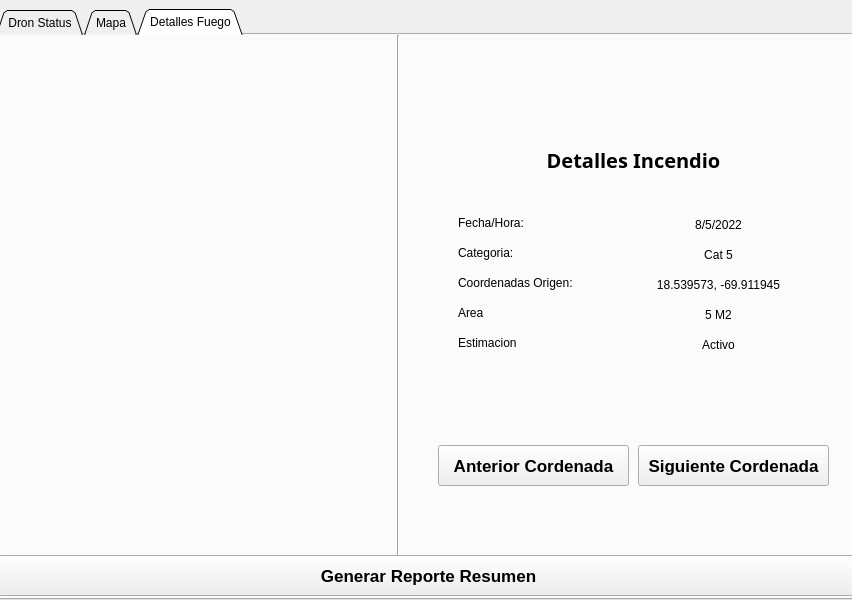
Qt form temperature_dron/form.ui (12an/Incendio_Detect) before a commit.
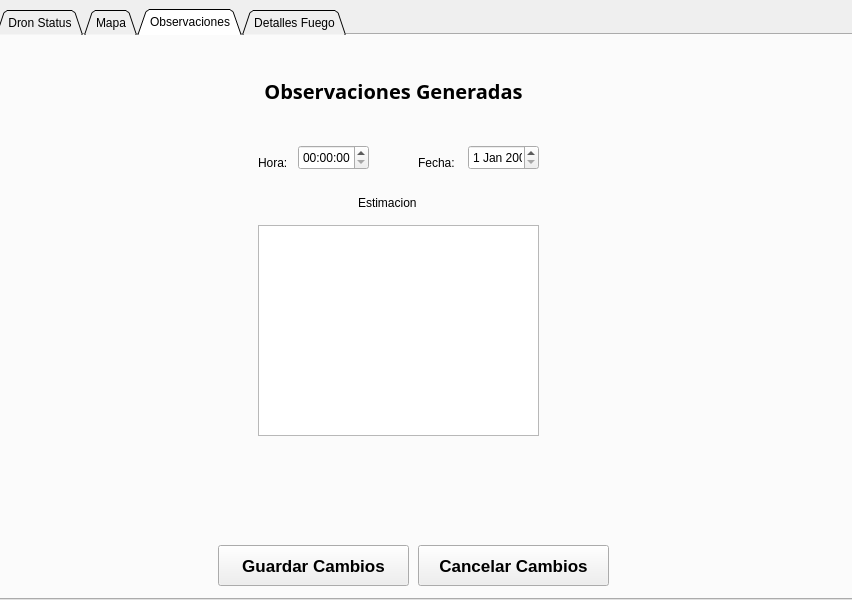
The same form after that commit. The open tabs and pages were chosen to show the change. Icons and pictures are not drawn.

What changed in the file:
```diff
--- a/temperature_dron/form.ui
+++ b/temperature_dron/form.ui
@@ -304,6 +304,145 @@
      <layout class="QGridLayout" name="mapa_3d"/>
     </widget>
    </widget>
+   <widget class="QWidget" name="Editar">
+    <attribute name="title">
+     <string>Observaciones</string>
+    </attribute>
+    <widget class="QPlainTextEdit" name="textEdit">
+     <property name="geometry">
+      <rect>
+       <x>260</x>
+       <y>190</y>
+       <width>281</width>
+       <height>211</height>
+      </rect>
+     </property>
+    </widget>
+    <widget class="QTimeEdit" name="horaEdit">
+     <property name="geometry">
+      <rect>
+       <x>300</x>
+       <y>110</y>
+       <width>71</width>
+       <height>25</height>
+      </rect>
+     </property>
+    </widget>
+    <widget class="QDateEdit" name="fechaEdit">
+     <property name="geometry">
+      <rect>
+       <x>470</x>
+       <y>110</y>
+       <width>71</width>
+       <height>25</height>
+      </rect>
+     </property>
+    </widget>
+    <widget class="QPushButton" name="GuardarCambios">
+     <property name="geometry">
+      <rect>
+       <x>220</x>
+       <y>510</y>
+       <width>191</width>
+       <height>41</height>
+      </rect>
+     </property>
+     <property name="font">
+      <font>
+       <pointsize>13</pointsize>
+       <bold>true</bold>
+      </font>
+     </property>
+     <property name="text">
+      <string>Guardar Cambios</string>
+     </property>
+     <property name="icon">
+      <iconset theme="video-x-generic">
+       <normaloff>.</normaloff>.</iconset>
+     </property>
+    </widget>
+    <widget class="QPushButton" name="CancelarCambios">
+     <property name="geometry">
+      <rect>
+       <x>420</x>
+       <y>510</y>
+       <width>191</width>
+       <height>41</height>
+      </rect>
+     </property>
+     <property name="font">
+      <font>
+       <pointsize>13</pointsize>
+       <bold>true</bold>
+      </font>
+     </property>
+     <property name="text">
+      <string>Cancelar Cambios</string>
+     </property>
+    </widget>
+    <widget class="QLabel" name="TITLEGUIDE">
+     <property name="geometry">
+      <rect>
+       <x>220</x>
+       <y>20</y>
+       <width>351</width>
+       <height>71</height>
+      </rect>
+     </property>
+     <property name="font">
+      <font>
+       <family>Miriam CLM</family>
+       <pointsize>15</pointsize>
+       <bold>true</bold>
+      </font>
+     </property>
+     <property name="text">
+      <string>Observaciones Generadas</string>
+     </property>
+     <property name="alignment">
+      <set>Qt::AlignCenter</set>
+     </property>
+    </widget>
+    <widget class="QLabel" name="label_HORA_OBSERVACIONES">
+     <property name="geometry">
+      <rect>
+       <x>260</x>
+       <y>120</y>
+       <width>31</width>
+       <height>16</height>
+      </rect>
+     </property>
+     <property name="text">
+      <string>Hora:</string>
+     </property>
+    </widget>
+    <widget class="QLabel" name="label_ESTIMACION_OBSERVACIONES">
+     <property name="geometry">
+      <rect>
+       <x>360</x>
+       <y>160</y>
+       <width>71</width>
+       <height>16</height>
+      </rect>
+     </property>
+     <property name="text">
+      <string>Estimacion</string>
+     </property>
+    </widget>
+    <widget class="QLabel" name="label_FECHA_OBSERVACIONES">
+     <property name="geometry">
+      <rect>
+       <x>420</x>
+       <y>120</y>
+       <width>41</width>
+       <height>16</height>
+      </rect>
+     </property>
+     <property name="text">
+      <string>Fecha:</string>
+     </property>
+    </widget>
+   </widget>
    <widget class="QWidget" name="tab_3">
     <attribute name="title">
      <string>Detalles Fuego</string>
```
Left out of the diff: 5 changed lines with no effect on the pictures.
